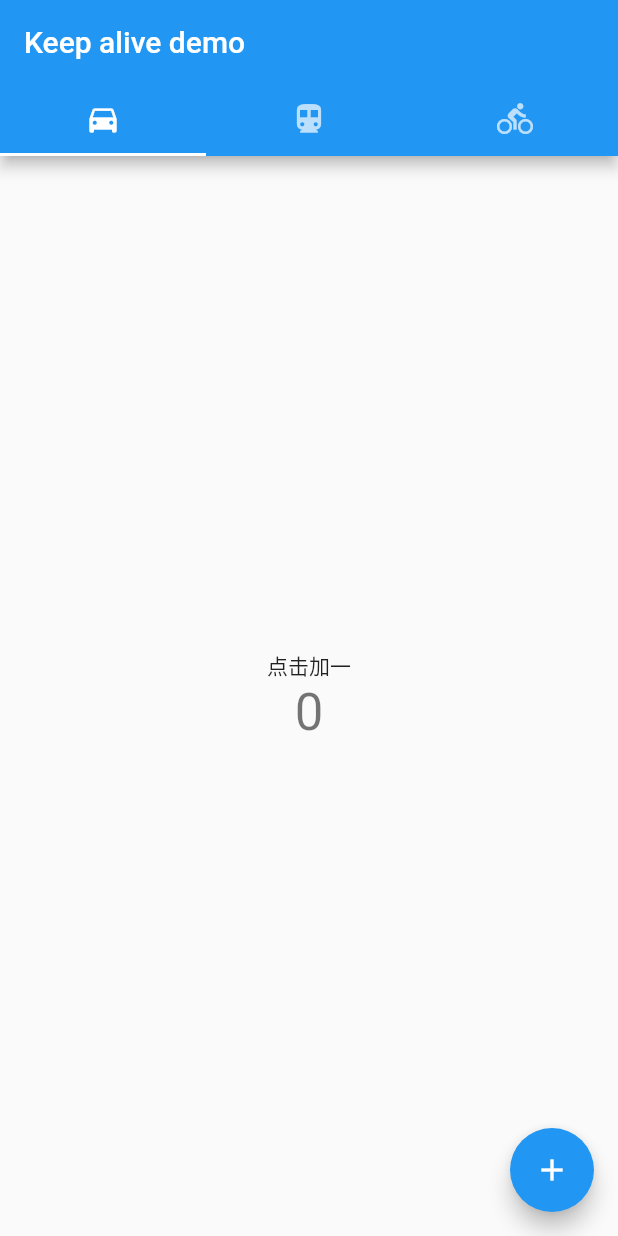
After one commit to GouYuQing/FlutterDemo, a Flutter app: the KeepAliveDemo screen opened directly, on a phone screen of 412 x 824 dp. The commit adds this screen. Run offline on Flutter 3.47's test engine with Material 2 defaults, Android fonts, the phone set to English and light mode, and no system bars; network calls fail.

Commit message:
keep alive demo

```diff
--- a/fliter_demo/lib/frosted_glass_demo.dart
+++ b/fliter_demo/lib/frosted_glass_demo.dart
@@ -12,8 +12,8 @@ class FrostedGlassDemo extends StatelessWidget {
             child: Image.network('https://dss1.baidu.com/6ONXsjip0QIZ8tyhnq/it/u=202774378,3644597628&fm=179&app=42&f=JPEG?w=121&h=161&s=3ADFAA5ECC500DCE2C2BDEBB0200A01E'),
           ),
           Center(
-            child: ClipRect(
-              child: BackdropFilter(
+            child: ClipRect(//可剪裁的矩形
+              child: BackdropFilter(//背景过滤器
                 filter: ImageFilter.blur(sigmaX: 5.0,sigmaY: 5.0),
                 child: Opacity(
                   opacity: 0.5,
--- /dev/null
+++ b/keep_alive_demo/lib/keep_alive_demo.dart
@@ -0,0 +1,40 @@
+import 'package:flutter/material.dart';
+
+class MyHomePage extends StatefulWidget {
+  @override
+  _MyHomePageState createState() => _MyHomePageState();
+}
+//AutomaticKeepAliveClientMixin保持状态
+class _MyHomePageState extends State<MyHomePage> with AutomaticKeepAliveClientMixin {
+  int _counter = 0;//计数器声明
+
+  @override
+  //wantKeepAlive 保持状态 是一个方法
+  bool get wantKeepAlive => true;
+
+  //一个方法，点击按钮数量增加
+  void _incrementCounter(){
+    setState(() {
+      _counter++;
+    });
+  }
+  @override
+  Widget build(BuildContext context) {
+    return Scaffold(
+      body: Center(
+        child: Column(
+          mainAxisAlignment: MainAxisAlignment.center,
+          children: <Widget>[
+            Text('点击加一'),
+            Text('$_counter',style: Theme.of(context).textTheme.display1,)
+          ],
+        ),
+      ),
+      floatingActionButton: FloatingActionButton(
+        onPressed: _incrementCounter,
+        tooltip: 'Increment',
+        child: Icon(Icons.add),
+      ),
+    );
+  }
+}
--- /dev/null
+++ b/keep_alive_demo/lib/main.dart
@@ -0,0 +1,60 @@
+import 'package:flutter/material.dart';
+import 'keep_alive_demo.dart';
+
+void main()=>runApp(MyApp());
+
+class MyApp extends StatelessWidget {
+  @override
+  Widget build(BuildContext context) {
+    return MaterialApp(
+      title: 'keep alive demo',
+      theme: ThemeData(
+        primarySwatch: Colors.blue,
+      ),
+      home: KeepAliveDemo(),
+    );
+  }
+}
+
+class KeepAliveDemo extends StatefulWidget {
+  @override
+  _KeepAliveDemoState createState() => _KeepAliveDemoState();
+}
+
+class _KeepAliveDemoState extends State<KeepAliveDemo> with SingleTickerProviderStateMixin{
+  TabController _controller;
+  @override
+  void initState() {
+    super.initState();
+    _controller = TabController(length:3,vsync:this);
+  }
+  @override
+  void dispose(){
+    _controller.dispose();
+    super.dispose();
+  }
+  @override
+  Widget build(BuildContext context) {
+    return Scaffold(
+      appBar: AppBar(
+        title: Text('Keep alive demo'),
+        bottom: TabBar(
+          controller: _controller,
+          tabs: <Widget>[
+            Tab(icon: Icon(Icons.directions_car),),
+            Tab(icon: Icon(Icons.directions_transit),),
+            Tab(icon: Icon(Icons.directions_bike),),
+          ],
+        ),
+      ),
+      body: TabBarView(
+        controller: _controller,
+        children: <Widget>[
+          MyHomePage(),
+          MyHomePage(),
+          MyHomePage()
+        ],
+      ),
+    );
+  }
+}
```
Also changed, not shown: keep_alive_demo/pubspec.yaml (added, +72 -0 lines), keep_alive_demo/pubspec.lock (added), 55 other files.
